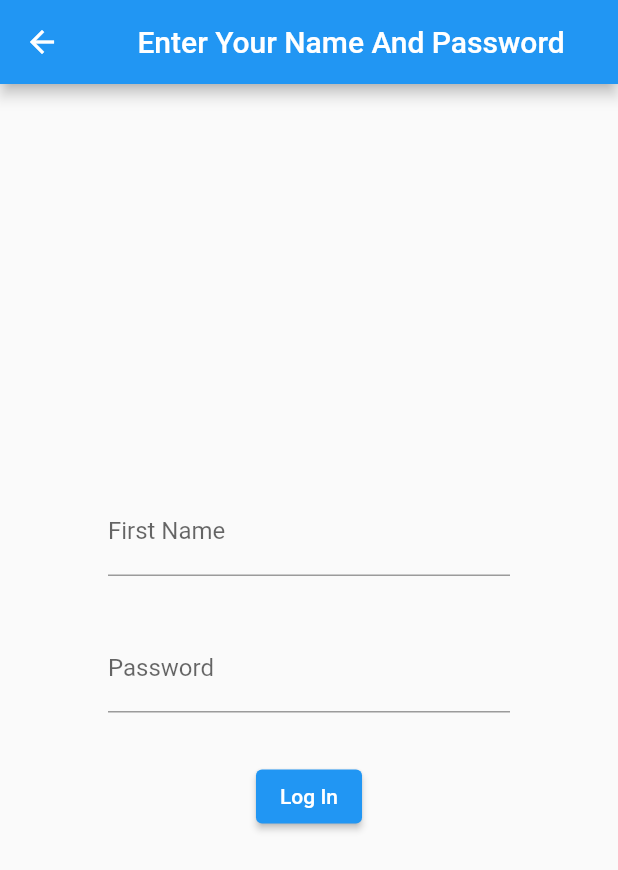
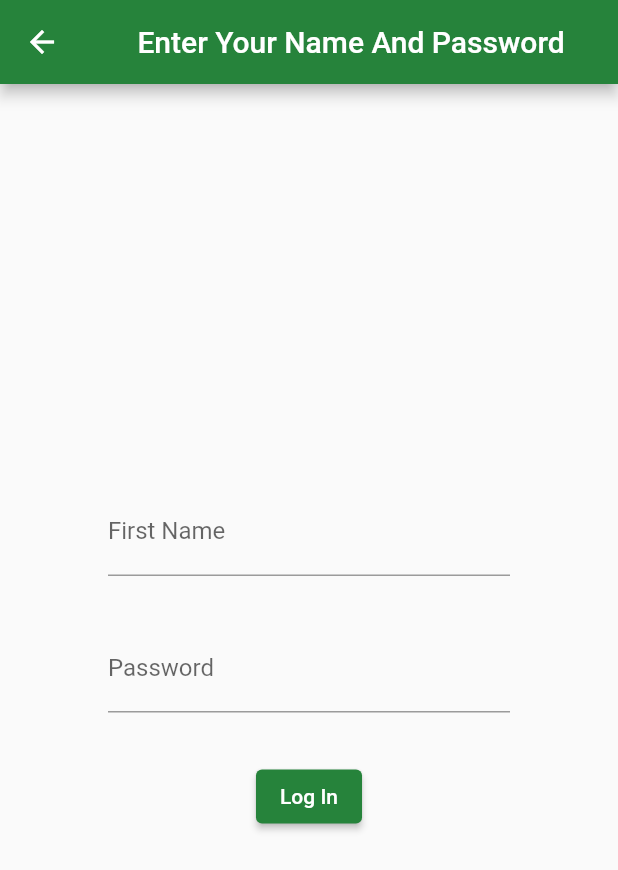
Before and after one commit to shuhul/commroute, a Flutter app: the screen it shows after launch, after a tap on "Login To Existing Account", on a phone screen of 412 x 824 dp. Shown: the top 870 px of the screen. Run offline on Flutter 3.47's test engine with Material 2 defaults, Android fonts, the phone set to English and light mode, and no system bars; our stand-ins replace google_maps_flutter.

Commit message:
v0.1.4 - Changed color scheme

```diff
--- a/lib/main.dart
+++ b/lib/main.dart
@@ -5,58 +5,70 @@ import 'locations.dart' as locations;
 void main() {
   runApp(const MyApp());
 }
-
-class MyApp2 extends StatefulWidget {
-  const MyApp2({super.key});
-
-  @override
-  State<MyApp2> createState() => _MyAppState();
-}
-
-class _MyAppState extends State<MyApp2> {
-  final Map<String, Marker> _markers = {};
-  Future<void> _onMapCreated(GoogleMapController controller) async {
-    final googleOffices = await locations.getGoogleOffices();
-    setState(() {
-      _markers.clear();
-      for (final office in googleOffices.offices) {
-        final marker = Marker(
-          markerId: MarkerId(office.name),
-          position: LatLng(office.lat, office.lng),
-          infoWindow: InfoWindow(
-            title: office.name,
-            snippet: office.address,
-          ),
-        );
-        _markers[office.name] = marker;
-      }
-    });
-  }
-
-  @override
-  Widget build(BuildContext context) {
-    return MaterialApp(
-      home: Scaffold(
-        appBar: AppBar(
-          title: const Text('Google Office Locations'),
-          backgroundColor: Colors.green[700],
-        ),
-        body: GoogleMap(
-          onMapCreated: _onMapCreated,
-          initialCameraPosition: const CameraPosition(
-            target: LatLng(0, 0),
-            zoom: 2,
-          ),
-          markers: _markers.values.toSet(),
-        ),
-      ),
-    );
-  }
-}
+//
+// class MyApp2 extends StatefulWidget {
+//   const MyApp2({super.key});
+//
+//   @override
+//   State<MyApp2> createState() => _MyAppState();
+// }
+//
+// class _MyAppState extends State<MyApp2> {
+//   final Map<String, Marker> _markers = {};
+//   Future<void> _onMapCreated(GoogleMapController controller) async {
+//     final googleOffices = await locations.getGoogleOffices();
+//     setState(() {
+//       _markers.clear();
+//       for (final office in googleOffices.offices) {
+//         final marker = Marker(
+//           markerId: MarkerId(office.name),
+//           position: LatLng(office.lat, office.lng),
+//           infoWindow: InfoWindow(
+//             title: office.name,
+//             snippet: office.address,
+//           ),
+//         );
+//         _markers[office.name] = marker;
+//       }
+//     });
+//   }
+//
+//   @override
+//   Widget build(BuildContext context) {
+//     return MaterialApp(
+//       home: Scaffold(
+//         appBar: AppBar(
+//           title: const Text('Google Office Locations'),
+//           backgroundColor: Colors.green[700],
+//         ),
+//         body: GoogleMap(
+//           onMapCreated: _onMapCreated,
+//           initialCameraPosition: const CameraPosition(
+//             target: LatLng(0, 0),
+//             zoom: 2,
+//           ),
+//           markers: _markers.values.toSet(),
+//         ),
+//       ),
+//     );
+//   }
+// }
 
 
 
-
+const Map<int, Color> color =
+{
+  50:Color.fromRGBO(4,131,184, .1),
+  100:Color.fromRGBO(4,131,184, .2),
+  200:Color.fromRGBO(4,131,184, .3),
+  300:Color.fromRGBO(4,131,184, .4),
+  400:Color.fromRGBO(4,131,184, .5),
+  500:Color.fromRGBO(4,131,184, .6),
+  600:Color.fromRGBO(4,131,184, .7),
+  700:Color.fromRGBO(4,131,184, .8),
+  800:Color.fromRGBO(4,131,184, .9),
+  900:Color.fromRGBO(4,131,184, 1),
+};
 
 
 class MyApp extends StatelessWidget {
@@ -66,7 +78,7 @@ class MyApp extends StatelessWidget {
     return MaterialApp(
       debugShowCheckedModeBanner: false,
       title: 'Commroute',
-      theme: ThemeData(primarySwatch: Colors.blue),
+      theme: ThemeData(primarySwatch: MaterialColor(0xff26833B, color)),
       home: const HomeScreen(),
     );
   }
```
